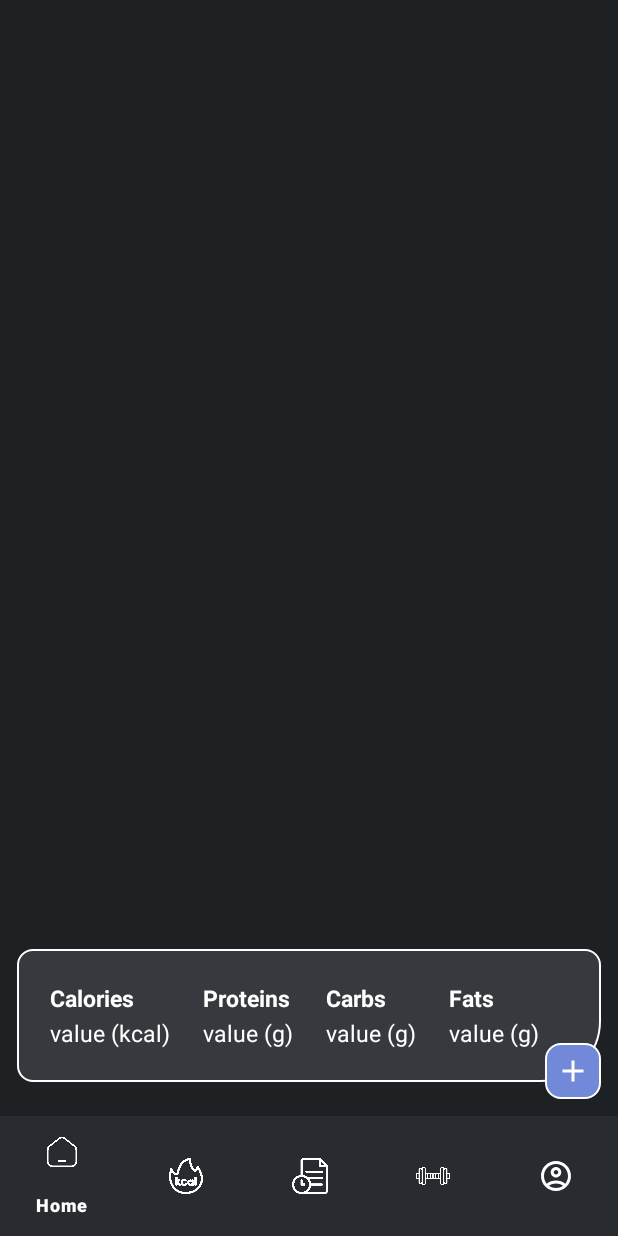
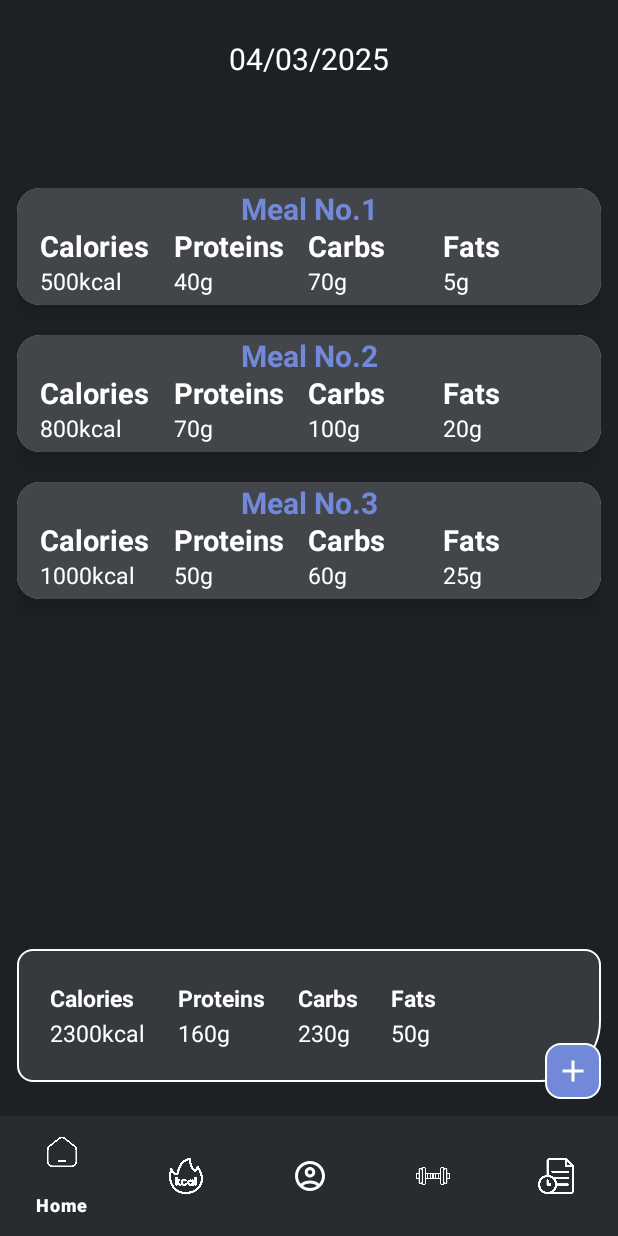
Before and after one commit to fajni/Personal-Workout-App, an Android app: the fragment CaloriesFragment placed in its activity, on a phone screen of 412 x 824 dp. Run offline under Robolectric (Android 15) with nearby library versions, the phone set to English and light mode, and no system bars.

Commit message:
Implemented RecyclerView Adapter, Data Model, Fragments, Layouts

```diff
--- a/app/src/main/java/com/example/myapplication/MainActivityFragment.kt
+++ b/app/src/main/java/com/example/myapplication/MainActivityFragment.kt
@@ -1,6 +1,7 @@
 package com.example.myapplication
 
 import android.os.Bundle
+import android.widget.TextView
 import androidx.appcompat.app.AppCompatActivity
 import androidx.fragment.app.Fragment
 import com.example.myapplication.fragments.AccountFragment
@@ -9,6 +10,9 @@ import com.example.myapplication.fragments.HistoryFragment
 import com.example.myapplication.fragments.MainFragment
 import com.example.myapplication.fragments.WorkoutFragment
 import com.google.android.material.bottomnavigation.BottomNavigationView
+
+import java.text.SimpleDateFormat
+import java.util.Calendar
 
 class MainActivityFragment : AppCompatActivity() {
 
@@ -20,10 +24,22 @@ class MainActivityFragment : AppCompatActivity() {
         }
     }
 
+    private fun setDataTitle() {
+
+        val time = Calendar.getInstance().time
+        val formatter = SimpleDateFormat("dd/MM/yyyy")
+        val current = formatter.format(time)
+
+        val currentData = findViewById<TextView>(R.id.date)
+        currentData.text = current.toString()
+    }
+
     override fun onCreate(savedInstanceState: Bundle?) {
         super.onCreate(savedInstanceState)
 
         setContentView(R.layout.activity_main_fragment)
+
+        setDataTitle()
 
         val bottomNavigationView: BottomNavigationView = findViewById(R.id.bottomNavigationView)
 
--- /dev/null
+++ b/app/src/main/java/com/example/myapplication/adapter/MealAdapter.kt
@@ -0,0 +1,43 @@
+package com.example.myapplication.adapter
+
+import android.view.LayoutInflater
+import android.view.View
+import android.view.ViewGroup
+import android.widget.TextView
+import androidx.recyclerview.widget.RecyclerView
+import com.example.myapplication.R
+import com.example.myapplication.models.MealData
+
+class MealAdapter (private val mealsList: List<MealData>) : RecyclerView.Adapter<MealAdapter.MyViewHolder>() {
+
+    // individual element
+    class MyViewHolder(mealView: View) : RecyclerView.ViewHolder(mealView) {
+
+        val number: TextView = mealView.findViewById(R.id.mealNumber)
+        val calories: TextView = mealView.findViewById(R.id.mealCaloriesValue)
+        val proteins: TextView = mealView.findViewById(R.id.mealProteinsValue)
+        val carbs: TextView = mealView.findViewById(R.id.mealCarbsValue)
+        val fats: TextView = mealView.findViewById(R.id.mealFatsValue)
+    }
+
+    override fun onCreateViewHolder(parent: ViewGroup, viewType: Int): MyViewHolder {
+
+        val mealView = LayoutInflater.from(parent.context).inflate(R.layout.meal_item, parent, false)
+
+        return MyViewHolder(mealView)
+    }
+
+    override fun onBindViewHolder(holder: MyViewHolder, position: Int) {
+
+        holder.number.text = "Meal No." + mealsList[position].number.toString()
+        holder.calories.text = mealsList[position].calories.toString() + "kcal"
+        holder.proteins.text = mealsList[position].proteins.toString() + "g"
+        holder.carbs.text = mealsList[position].carbs.toString() + "g"
+        holder.fats.text = mealsList[position].fats.toString() + "g"
+    }
+
+    override fun getItemCount(): Int {
+        return mealsList.size
+    }
+
+}
--- a/app/src/main/java/com/example/myapplication/fragments/CaloriesFragment.kt
+++ b/app/src/main/java/com/example/myapplication/fragments/CaloriesFragment.kt
@@ -6,10 +6,67 @@ import android.view.LayoutInflater
 import android.view.View
 import android.view.ViewGroup
 import android.widget.ImageButton
+import android.widget.TextView
 import android.widget.Toast
+import androidx.recyclerview.widget.LinearLayoutManager
+import androidx.recyclerview.widget.RecyclerView
 import com.example.myapplication.R
+import com.example.myapplication.adapter.MealAdapter
+import com.example.myapplication.models.MealData
 
 class CaloriesFragment : Fragment() {
+
+    private lateinit var caloriesValue: TextView
+    private lateinit var proteinsValue: TextView
+    private lateinit var carbsValue: TextView
+    private lateinit var fatsValue: TextView
+
+    private lateinit var mealsRecyclerView: RecyclerView
+
+    private lateinit var mealsList: ArrayList<MealData>
+
+    // TODO
+    private fun setValues() {
+
+        caloriesValue.text = "/ kcal"
+        proteinsValue.text = "/ g"
+        carbsValue.text = "/ g"
+        fatsValue.setText("/ g")
+
+        var meal1: MealData = MealData(1, 500, 40, 70, 5)
+        var meal2: MealData = MealData(2, 800, 70, 100, 20)
+        var meal3: MealData = MealData(3, 1000, 50, 60, 25)
+
+        mealsList = arrayListOf<MealData>()
+        mealsList.add(meal1)
+        mealsList.add(meal2)
+        mealsList.add(meal3)
+
+        mealsRecyclerView.adapter = MealAdapter(mealsList)
+
+        calculateValues(mealsList)
+    }
+
+    // TODO
+    private fun calculateValues(mealsList: List<MealData>) {
+
+        var calories: Int = 0
+        var proteins: Int = 0
+        var carbs: Int = 0
+        var fats: Int = 0
+
+        for (meal in mealsList){
+            calories += meal.calories!!
+            proteins += meal.proteins!!
+            carbs += meal.carbs!!
+            fats += meal.fats!!
+        }
+
+        caloriesValue.text = calories.toString() + "kcal"
+        proteinsValue.text = proteins.toString() + "g"
+        carbsValue.text = carbs.toString() + "g"
+        fatsValue.setText(fats.toString() + "g")
+    }
 
     override fun onCreateView(
         inflater: LayoutInflater, container: ViewGroup?,
@@ -18,9 +75,18 @@ class CaloriesFragment : Fragment() {
 
         val view: View = inflater.inflate(R.layout.fragment_calories, container, false)
 
-        //TODO: calculations
+        caloriesValue = view.findViewById<TextView>(R.id.caloriesValue)
+        proteinsValue = view.findViewById<TextView>(R.id.proteinsValue)
+        carbsValue = view.findViewById<TextView>(R.id.carbsValue)
+        fatsValue = view.findViewById<TextView>(R.id.fatsValue)
 
-        val addBtn = view?.findViewById<ImageButton>(R.id.addBtn)
+        mealsRecyclerView = view.findViewById<RecyclerView>(R.id.mealsList)
+        mealsRecyclerView.layoutManager = LinearLayoutManager(context)
+        mealsRecyclerView.setHasFixedSize(true)
+
+        setValues()
+
+        val addBtn = view.findViewById<ImageButton>(R.id.addBtn)
 
         // Change CaloriesFragment to AddFragment
         addBtn?.setOnClickListener {
--- /dev/null
+++ b/app/src/main/java/com/example/myapplication/models/MealData.kt
@@ -0,0 +1,12 @@
+package com.example.myapplication.models
+
+data class MealData (
+
+    public var number: Int,
+
+    public var calories: Int? = 0,
+    public var proteins: Int? = 0,
+    public var carbs: Int? = 0,
+    public var fats: Int? = 0
+
+)
--- a/app/src/main/res/layout/activity_main_fragment.xml
+++ b/app/src/main/res/layout/activity_main_fragment.xml
@@ -10,14 +10,30 @@
     android:background="@color/discord_background_color"
     >
 
+    <TextView
+        android:id="@+id/date"
+
+        app:layout_constraintTop_toTopOf="parent"
+
+        android:layout_marginTop="25dp"
+
+        android:layout_width="match_parent"
+        android:layout_height="wrap_content"
+
+        android:text="DATE"
+        android:textAlignment="center"
+        android:textColor="@color/white"
+        android:textSize="20sp"
+        />
+
     <FrameLayout
 
         android:id="@+id/mainFrameLayout"
 
-        app:layout_constraintTop_toTopOf="parent"
+        app:layout_constraintTop_toBottomOf="@id/date"
         app:layout_constraintBottom_toTopOf="@id/bottomNavigationView"
 
-        android:layout_marginTop="15pt"
+        android:layout_marginTop="5pt"
 
         android:layout_width="match_parent"
         android:layout_height="0dp"
--- a/app/src/main/res/layout/fragment_calories.xml
+++ b/app/src/main/res/layout/fragment_calories.xml
@@ -13,7 +13,31 @@
     android:padding="5pt"
     >
 
-    <!--TODO: Implement items-->
+    <!-- Meals -->
+    <FrameLayout
+        android:id="@+id/mealsLayout"
+
+        android:layout_width="match_parent"
+        android:layout_height="match_parent"
+
+        android:layout_marginStart="0dp"
+        android:layout_marginTop="50dp"
+        android:layout_marginEnd="0dp"
+        android:layout_marginBottom="95dp"
+        >
+
+        <androidx.recyclerview.widget.RecyclerView
+            android:id="@+id/mealsList"
+
+            android:layout_width="match_parent"
+            android:layout_height="match_parent"
+
+            android:layout_marginTop="0dp"
+
+            tools:listitem="@layout/meal_item"
+
+            />
+    </FrameLayout>
 
     <!-- CALCULATED/TARGET VALUES -->
     <TableLayout
--- /dev/null
+++ b/app/src/main/res/layout/meal_item.xml
@@ -0,0 +1,186 @@
+<?xml version="1.0" encoding="utf-8"?>
+<androidx.cardview.widget.CardView
+    xmlns:android="http://schemas.android.com/apk/res/android"
+    xmlns:app="http://schemas.android.com/apk/res-auto"
+
+    android:layout_width="match_parent"
+    android:layout_height="wrap_content"
+
+    android:layout_marginBottom="20dp"
+
+    app:cardCornerRadius="15dp"
+
+    app:cardElevation="10dp"
+    >
+
+    <TextView
+
+        android:id="@+id/mealNumber"
+
+        android:layout_width="match_parent"
+        android:layout_height="wrap_content"
+
+        android:text="Meal No.{Number}"
+        android:textSize="20dp"
+        android:textStyle="bold"
+        android:textAlignment="center"
+        android:textColor="@color/discord_blue"
+
+        android:paddingBottom="5dp"
+
+        android:background="@color/discord_color3"
+        />
+
+    <LinearLayout
+        android:layout_width="match_parent"
+        android:layout_height="wrap_content"
+
+        android:layout_marginTop="25dp"
+
+        android:orientation="horizontal"
+
+        android:paddingHorizontal="15dp"
+        android:paddingBottom="5dp"
+
+        android:background="@color/discord_color3"
+        >
+
+        <!-- CALORIES -->
+        <LinearLayout
+            android:layout_weight="1"
+            android:layout_width="0dp"
+            android:layout_height="wrap_content"
+
+            android:layout_gravity="center"
+
+            android:gravity="left"
+            android:orientation="vertical">
+
+            <TextView
+                android:layout_width="wrap_content"
+                android:layout_height="wrap_content"
+
+                android:hint="Calories"
+                android:textColor="@color/white"
+                android:textColorHint="@color/white"
+                android:textSize="19sp"
+                android:textStyle="bold" />
+
+            <TextView
+                android:id="@+id/mealCaloriesValue"
+
+                android:layout_width="wrap_content"
+                android:layout_height="wrap_content"
+
+                android:hint="value (kcal)"
+                android:textColor="@color/white"
+                android:textColorHint="@color/white"
+                android:textSize="15sp"
+                android:textStyle="normal" />
+        </LinearLayout>
+
+        <!-- PROTEINS -->
+        <LinearLayout
+            android:layout_weight="1"
+            android:layout_width="0dp"
+            android:layout_height="wrap_content"
+
+            android:layout_gravity="center"
+
+            android:gravity="left"
+            android:orientation="vertical">
+
+            <TextView
+                android:layout_width="wrap_content"
+                android:layout_height="wrap_content"
+
+                android:hint="Proteins"
+                android:textColor="@color/white"
+                android:textColorHint="@color/white"
+                android:textSize="19sp"
+                android:textStyle="bold" />
+
+            <TextView
+                android:id="@+id/mealProteinsValue"
+
+                android:layout_width="wrap_content"
+                android:layout_height="wrap_content"
+
+                android:hint="value (g)"
+                android:textColor="@color/white"
+                android:textColorHint="@color/white"
+                android:textSize="15sp"
+                android:textStyle="normal" />
+        </LinearLayout>
+
+        <!-- CARBS -->
+        <LinearLayout
+            android:layout_weight="1"
+            android:layout_width="0dp"
+            android:layout_height="wrap_content"
+
+            android:layout_gravity="center"
+
+            android:gravity="left"
+            android:orientation="vertical">
+
+            <TextView
+                android:layout_width="wrap_content"
+                android:layout_height="wrap_content"
+
+                android:hint="Carbs"
+                android:textColor="@color/white"
+                android:textColorHint="@color/white"
+                android:textSize="19sp"
+                android:textStyle="bold" />
+
+            <TextView
+                android:id="@+id/mealCarbsValue"
+
+                android:layout_width="wrap_content"
+                android:layout_height="wrap_content"
+
+                android:hint="value (g)"
+                android:textColor="@color/white"
+                android:textColorHint="@color/white"
+                android:textSize="15sp"
+                android:textStyle="normal" />
+        </LinearLayout>
+
+        <!-- FATS -->
+        <LinearLayout
+            android:layout_weight="1"
+            android:layout_width="0dp"
+            android:layout_height="wrap_content"
+
+            android:layout_gravity="center"
+
+            android:gravity="left"
+            android:orientation="vertical">
+
+            <TextView
+                android:layout_width="wrap_content"
+                android:layout_height="wrap_content"
+
+                android:hint="Fats"
+                android:textColor="@color/white"
+                android:textColorHint="@color/white"
+                android:textSize="19sp"
+                android:textStyle="bold" />
+
+            <TextView
+                android:id="@+id/mealFatsValue"
+
+                android:layout_width="wrap_content"
+                android:layout_height="wrap_content"
+
+                android:hint="value (g)"
+                android:textColor="@color/white"
+                android:textColorHint="@color/white"
+                android:textSize="15sp"
+                android:textStyle="normal" />
+        </LinearLayout>
+
+    </LinearLayout>
+
+</androidx.cardview.widget.CardView>
--- a/app/src/main/res/menu/bottom_nav_menu.xml
+++ b/app/src/main/res/menu/bottom_nav_menu.xml
@@ -16,9 +16,9 @@
         />
 
     <item
-        android:id="@+id/history"
-        android:title="History"
-        android:icon="@drawable/history_outlined"
+        android:id="@+id/account"
+        android:title="Account"
+        android:icon="@drawable/account_outlined"
         />
 
     <item
@@ -28,9 +28,9 @@
         />
 
     <item
-        android:id="@+id/account"
-        android:title="Account"
-        android:icon="@drawable/account_outlined"
+        android:id="@+id/history"
+        android:title="History"
+        android:icon="@drawable/history_outlined"
         />
 
 </menu>
```
Also changed, not shown: 1 other file.
